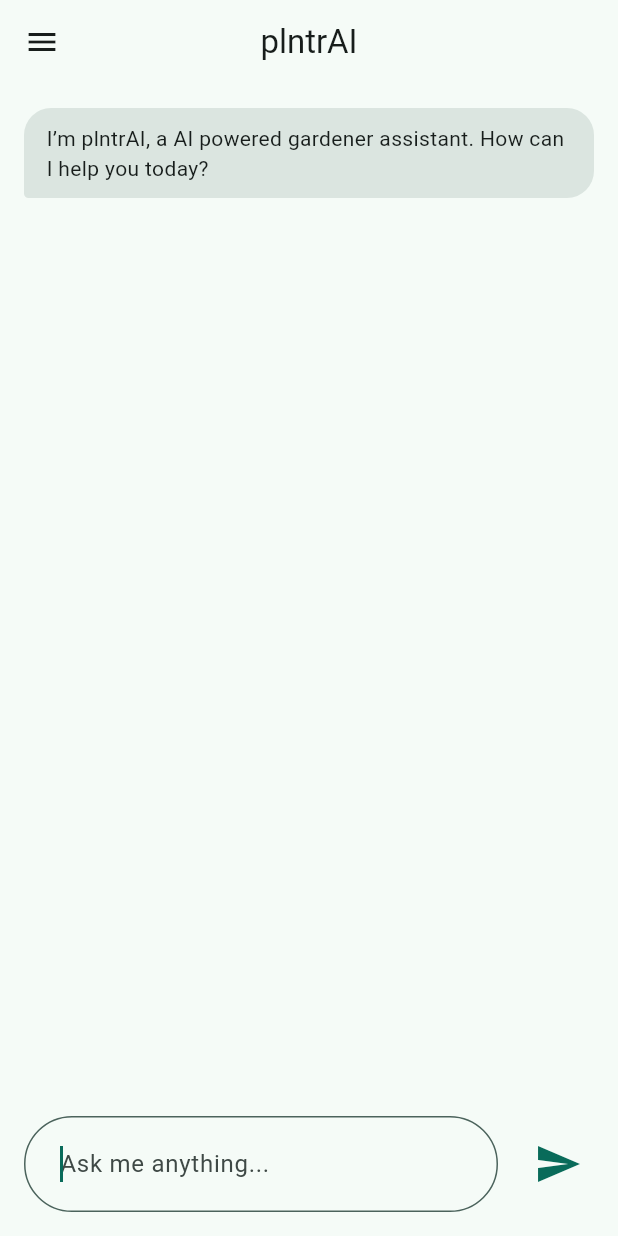
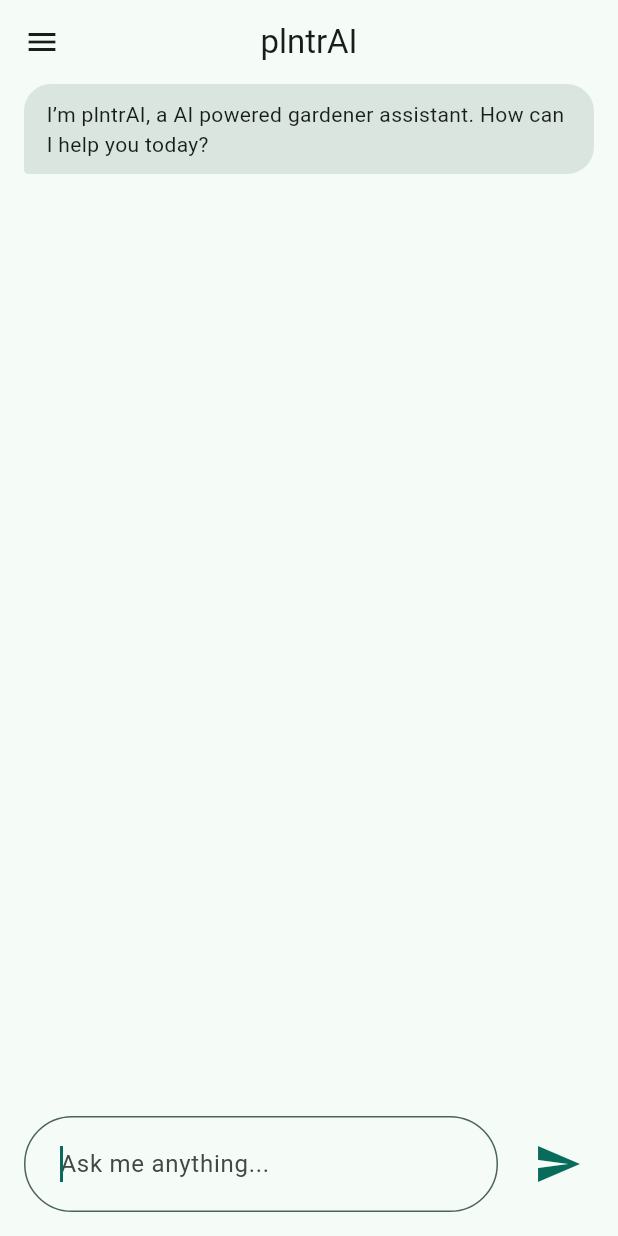
Before and after one commit to plntrAI/plntrAI, a Flutter app: the screen it shows after launch, on a phone screen of 412 x 824 dp. Run offline on Flutter 3.47's test engine with Material 3 defaults, Android fonts, the phone set to English and light mode, and no system bars; drawn by our look-alikes of flutter_markdown; our stand-ins replace google_generative_ai.

Commit message:
Fix padding

```diff
--- a/lib/widgets/chat.dart
+++ b/lib/widgets/chat.dart
@@ -70,7 +70,7 @@ class _ChatWidgetState extends State<ChatWidget> {
   Widget build(BuildContext context) {
     final history = _chat.history.toList();
     return Padding(
-      padding: const EdgeInsets.all(16.0),
+      padding: const EdgeInsets.only(left: 16, right: 16, bottom: 16),
       child: Column(
         mainAxisAlignment: MainAxisAlignment.center,
         crossAxisAlignment: CrossAxisAlignment.start,
```
